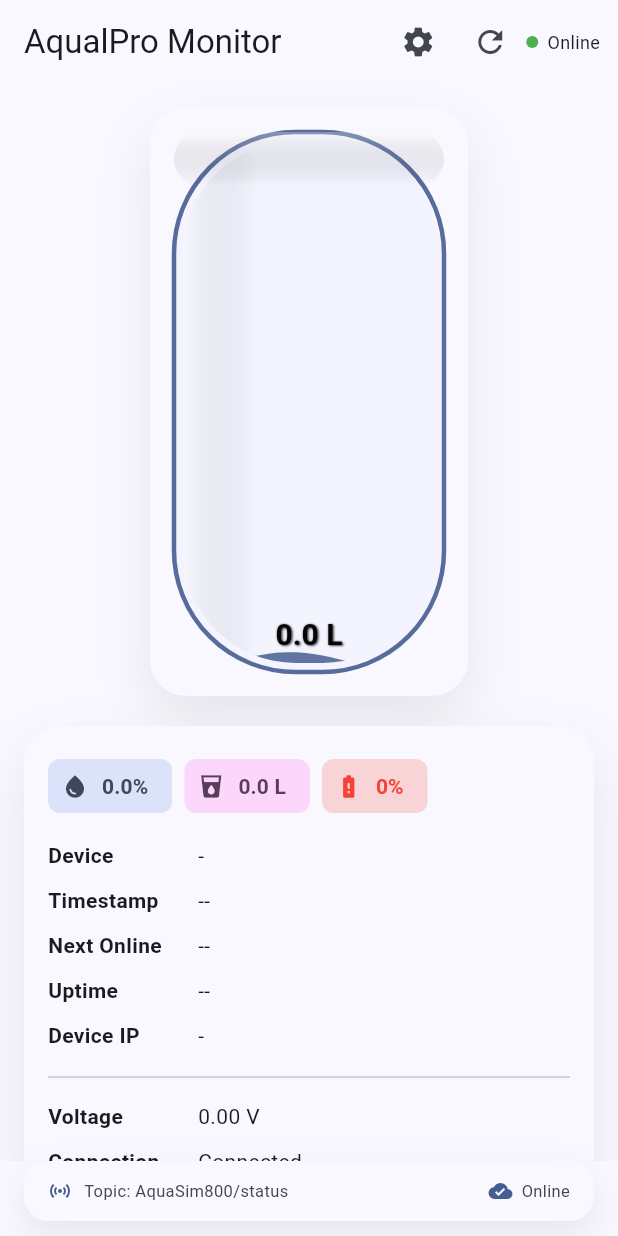
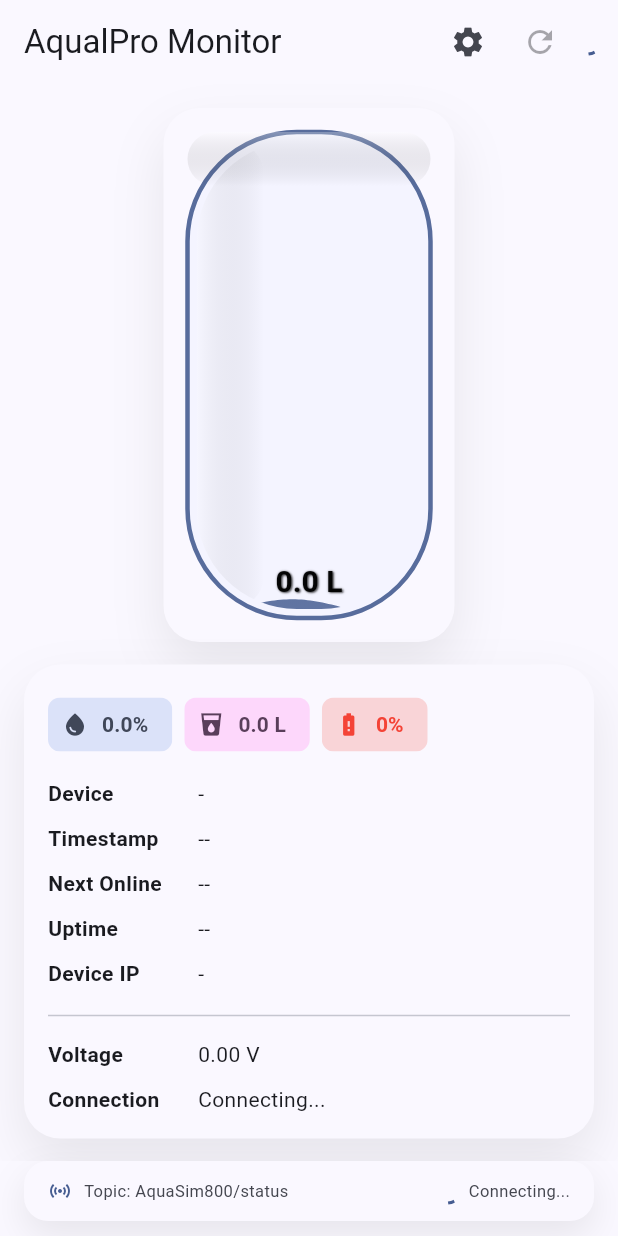
Before and after one commit to komkritc/aqualpro, a Flutter app: the screen it shows after launch, on a phone screen of 412 x 824 dp. Run offline on Flutter 3.47's test engine with Material 3 defaults, Android fonts, the light colour scheme and no system bars; our stand-ins replace shared_preferences; missing offline and left inert: mqtt_client.

Commit message:
fix mqtt

```diff
--- a/flutter/aqualpro/lib/main.dart
+++ b/flutter/aqualpro/lib/main.dart
@@ -1,3 +1,4 @@
+import 'dart:async';
 import 'dart:convert';
 import 'dart:math' as math;
 
@@ -44,6 +45,9 @@ class _TankDashboardState extends State<TankDashboard>
   // MQTT
   MqttServerClient? _client;
   bool _connected = false;
+  bool _connecting = false;
+  StreamSubscription<MqttReceivedMessage<MqttMessage>>? _subscription;
+  Timer? _reconnectTimer;
 
   // Data
   double _level = 0.0; // 0..1
@@ -64,11 +68,14 @@ class _TankDashboardState extends State<TankDashboard>
   String _mqttTopic = 'AquaSim800/status';
   final TextEditingController _topicController = TextEditingController();
   final _prefsKey = 'mqtt_topic';
+  final _broker = 'test.mosquitto.org';
+  final _port = 1883;
 
   @override
   void initState() {
     super.initState();
-    _waveController = AnimationController(
+    _waveController =
+        AnimationController(
             vsync: this,
             duration: const Duration(milliseconds: 2500),
           )
@@ -96,7 +103,7 @@ class _TankDashboardState extends State<TankDashboard>
       print('Error loading saved topic: $e');
     }
 
-    // Connect after loading the topic
+    // Start connection in background without blocking UI
     _connectMQTT();
   }
 
@@ -139,10 +146,9 @@ class _TankDashboardState extends State<TankDashboard>
                   });
                   _saveTopic(newTopic);
 
-                  // Reconnect with new topic
+                  // Resubscribe with new topic
                   if (_connected) {
-                    _client?.unsubscribe(_mqttTopic);
-                    _client?.subscribe(_mqttTopic, MqttQos.atLeastOnce);
+                    _resubscribe();
                   }
 
                   Navigator.of(context).pop();
@@ -156,53 +162,87 @@ class _TankDashboardState extends State<TankDashboard>
   }
 
   Future<void> _connectMQTT() async {
+    if (_connecting) return;
+
     setState(() {
-      _connected = false;
+      _connecting = true;
       _rawJson = 'Connecting...';
     });
 
-    _client = MqttServerClient('test.mosquitto.org', '');
-    _client?.port = 1883;
+    // Cancel any existing reconnect timer
+    _reconnectTimer?.cancel();
+    _reconnectTimer = null;
 
-    final clientId = 'flutter_tank_${DateTime.now().millisecondsSinceEpoch}';
-    _client?.clientIdentifier = clientId;
+    // Disconnect existing connection
+    await _disconnectMQTT();
 
+    // Create new client
+    _client = MqttServerClient(_broker, '');
+    _client?.port = _port;
+    _client?.keepAlivePeriod = 60;
     _client?.logging(on: false);
-    _client?.keepAlivePeriod = 30;
     _client?.onDisconnected = _onDisconnected;
+    _client?.onConnected = _onConnected;
 
+    // Set connection options
     final connMess = MqttConnectMessage()
-        .withClientIdentifier(clientId)
+        .withClientIdentifier(
+          'flutter_tank_${DateTime.now().millisecondsSinceEpoch}',
+        )
         .startClean()
         .withWillQos(MqttQos.atLeastOnce);
 
     _client?.connectionMessage = connMess;
 
     try {
-      await _client?.connect();
+      // Connect with timeout
+      await _client?.connect().timeout(const Duration(seconds: 10));
+    } on TimeoutException catch (_) {
+      _handleConnectionError('Connection timeout');
+    } on Exception catch (e) {
+      _handleConnectionError('MQTT Error: $e');
+    }
+  }
+
+  void _onConnected() {
+    if (_client == null) return;
+
     setState(() {
       _connected = true;
-        _rawJson = 'Connected to test.mosquitto.org';
+      _connecting = false;
+      _rawJson = 'Connected to $_broker';
     });
 
+    // Subscribe to topic
     _client?.subscribe(_mqttTopic, MqttQos.atLeastOnce);
 
-      _client?.updates?.listen((messages) {
-        if (messages == null || messages.isEmpty) return;
+    // Listen for messages
+    _subscription =
+        _client?.updates?.listen(_handleMessage)
+            as StreamSubscription<MqttReceivedMessage<MqttMessage>>?;
+  }
+
+  void _handleMessage(List<MqttReceivedMessage<MqttMessage>> messages) {
+    if (messages.isEmpty) return;
 
     final recMess = messages[0].payload as MqttPublishMessage;
-        final pt = MqttPublishPayload.bytesToStringAsString(
+    final payload = MqttPublishPayload.bytesToStringAsString(
       recMess.payload.message,
     );
 
+    // Update UI in setState to avoid async issues
+    WidgetsBinding.instance.addPostFrameCallback((_) {
+      if (!mounted) return;
+
       setState(() {
-          _rawJson = pt;
+        _rawJson = payload;
       });
 
       try {
-          final data = jsonDecode(pt) as Map<String, dynamic>;
+        final data = jsonDecode(payload) as Map<String, dynamic>;
         final levelPct =
             double.tryParse(data['level_percent'].toString()) ?? 0.0;
+
         setState(() {
           _level = levelPct.clamp(0.0, 100.0) / 100.0;
           _volumeLiters =
@@ -223,30 +263,78 @@ class _TankDashboardState extends State<TankDashboard>
       } catch (e) {
         print('Parse error: $e');
         setState(() {
-            _rawJson = 'Invalid JSON: $pt';
+          _rawJson = 'Invalid JSON: $payload';
         });
       }
     });
-    } on Exception catch (e) {
-      print('MQTT Error: $e');
+  }
+
+  void _handleConnectionError(String error) {
+    print(error);
+
+    WidgetsBinding.instance.addPostFrameCallback((_) {
+      if (!mounted) return;
+
       setState(() {
         _connected = false;
-        _rawJson = 'Failed: $e';
+        _connecting = false;
+        _rawJson = error;
       });
+
+      // Schedule reconnect after 5 seconds
+      _scheduleReconnect();
+    });
+  }
+
+  void _scheduleReconnect() {
+    _reconnectTimer?.cancel();
+    _reconnectTimer = Timer(const Duration(seconds: 5), () {
+      if (!_connected && !_connecting && mounted) {
+        _connectMQTT();
+      }
+    });
+  }
+
+  void _onDisconnected() {
+    WidgetsBinding.instance.addPostFrameCallback((_) {
+      if (!mounted) return;
+
+      setState(() {
+        _connected = false;
+        _connecting = false;
+        _rawJson = 'Disconnected';
+      });
+
+      // Schedule reconnect
+      _scheduleReconnect();
+    });
+  }
+
+  Future<void> _disconnectMQTT() async {
+    _subscription?.cancel();
+    _subscription = null;
+
+    try {
+      if (_client?.connectionStatus?.state == MqttConnectionState.connected) {
+        _client?.disconnect();
+      }
+    } catch (e) {
+      print('Error disconnecting: $e');
     }
   }
 
-  void _onDisconnected() {
-    setState(() {
-      _connected = false;
-      _rawJson = 'Disconnected';
-    });
+  void _resubscribe() {
+    if (_client?.connectionStatus?.state == MqttConnectionState.connected) {
+      _client?.subscribe(_mqttTopic, MqttQos.atLeastOnce);
+    }
   }
 
   @override
   void dispose() {
     _waveController.dispose();
-    _client?.disconnect();
+    _reconnectTimer?.cancel();
+    _subscription?.cancel();
+    _disconnectMQTT();
     _topicController.dispose();
     super.dispose();
   }
@@ -266,12 +354,12 @@ class _TankDashboardState extends State<TankDashboard>
           ),
           IconButton(
             tooltip: "Reconnect",
-            icon: Icon(_connected ? Icons.refresh : Icons.power),
-            onPressed: _connectMQTT,
+            icon: Icon(_connecting ? Icons.refresh : Icons.power),
+            onPressed: _connecting ? null : _connectMQTT,
           ),
           Padding(
             padding: const EdgeInsets.only(right: 12),
-            child: _StatusDot(connected: _connected),
+            child: _StatusDot(connected: _connected, connecting: _connecting),
           ),
         ],
       ),
@@ -287,8 +375,8 @@ class _TankDashboardState extends State<TankDashboard>
                   LayoutBuilder(
                     builder: (context, constraints) {
                       final isWide = constraints.maxWidth > 720;
-                      final tankWidth = isWide ? 220.0 : 180.0;
-                      final tankHeight = isWide ? 420.0 : 360.0;
+                      final tankWidth = isWide ? 198.0 : 162.0;
+                      final tankHeight = isWide ? 378.0 : 324.0;
 
                       return Center(
                         child: TankCard(
@@ -301,7 +389,7 @@ class _TankDashboardState extends State<TankDashboard>
                       );
                     },
                   ),
-                  const SizedBox(height: 20),
+                  const SizedBox(height: 15),
 
                   // Information card
                   InfoCard(
@@ -311,13 +399,14 @@ class _TankDashboardState extends State<TankDashboard>
                     ip: _ip,
                     device: _device,
                     connected: _connected,
+                    connecting: _connecting,
                     batteryVoltage: _batteryVoltage,
                     batteryPercentage: _batteryPercentage,
                     batteryStatus: _batteryStatus,
                     nextOnline: _nextOnline,
                     uptime: _uptime,
                   ),
-                  const SizedBox(height: 20),
+                  const SizedBox(height: 15),
 
                   // Raw JSON data
                   Container(
@@ -382,6 +471,16 @@ class _TankDashboardState extends State<TankDashboard>
                 const SizedBox(width: 16),
                 Row(
                   children: [
+                    if (_connecting)
+                      SizedBox(
+                        width: 16,
+                        height: 16,
+                        child: CircularProgressIndicator(
+                          strokeWidth: 2,
+                          valueColor: AlwaysStoppedAnimation<Color>(cs.primary),
+                        ),
+                      )
+                    else
                       Icon(
                         _connected ? Icons.cloud_done : Icons.cloud_off,
                         color: _connected ? cs.primary : cs.error,
@@ -389,7 +488,9 @@ class _TankDashboardState extends State<TankDashboard>
                       ),
                     const SizedBox(width: 6),
                     Text(
-                      _connected ? 'Online' : 'Offline',
+                      _connecting
+                          ? 'Connecting...'
+                          : (_connected ? 'Online' : 'Offline'),
                       style: TextStyle(
                         color: cs.onSurfaceVariant,
                         fontSize: 11,
@@ -466,6 +567,7 @@ class InfoCard extends StatelessWidget {
   final String ip;
   final String device;
   final bool connected;
+  final bool connecting;
   final double batteryVoltage;
   final int batteryPercentage;
   final String batteryStatus;
@@ -480,6 +582,7 @@ class InfoCard extends StatelessWidget {
     required this.ip,
     required this.device,
     required this.connected,
+    required this.connecting,
     required this.batteryVoltage,
     required this.batteryPercentage,
     required this.batteryStatus,
@@ -584,14 +687,9 @@ class InfoCard extends StatelessWidget {
 
           // Battery info section with divider
           const Divider(),
-          // const SizedBox(height: 8),
-          // const Text(
-          //   'Device Information',
-          //   style: TextStyle(fontWeight: FontWeight.bold, fontSize: 16),
-          // ),
           const SizedBox(height: 8),
 
-          // Battery details in two columns
+          // Battery details
           Row(
             crossAxisAlignment: CrossAxisAlignment.start,
             children: [
@@ -600,28 +698,20 @@ class InfoCard extends StatelessWidget {
                   crossAxisAlignment: CrossAxisAlignment.start,
                   children: [
                     _kv('Voltage', '${batteryVoltage.toStringAsFixed(2)} V'),
-                    //const SizedBox(height: 8),
-                    //_kv('Status', batteryStatus),
                   ],
                 ),
               ),
-              //const SizedBox(width: 10),
-              // Expanded(
-              //   child: Column(
-              //     crossAxisAlignment: CrossAxisAlignment.start,
-              //     children: [
-              //       //_kv('Percentage', '$batteryPercentage%'),
-              //       const SizedBox(height: 8),
-              //       _kv('Next Online', nextOnline),
-              //     ],
-              //   ),
-              // ),
             ],
           ),
           const SizedBox(height: 10),
 
           // Status
-          _kv('Connection', connected ? 'Connected' : 'Disconnected'),
+          _kv(
+            'Connection',
+            connecting
+                ? 'Connecting...'
+                : (connected ? 'Connected' : 'Disconnected'),
+          ),
         ],
       ),
     );
@@ -643,11 +733,25 @@ class InfoCard extends StatelessWidget {
 
 class _StatusDot extends StatelessWidget {
   final bool connected;
+  final bool connecting;
 
-  const _StatusDot({required this.connected});
+  const _StatusDot({required this.connected, this.connecting = false});
 
   @override
   Widget build(BuildContext context) {
+    if (connecting) {
+      return SizedBox(
+        width: 16,
+        height: 16,
+        child: CircularProgressIndicator(
+          strokeWidth: 2,
+          valueColor: AlwaysStoppedAnimation<Color>(
+            Theme.of(context).colorScheme.primary,
+          ),
+        ),
+      );
+    }
+
     return Row(
       children: [
         Container(
@@ -655,8 +759,9 @@ class _StatusDot extends StatelessWidget {
           height: 8,
           decoration: BoxDecoration(
             shape: BoxShape.circle,
-            color:
-                connected ? Colors.green : Theme.of(context).colorScheme.error,
+            color: connected
+                ? Colors.green
+                : Theme.of(context).colorScheme.error,
           ),
         ),
         const SizedBox(width: 6),
@@ -758,7 +863,8 @@ class CylindricalTankPainter extends CustomPainter {
 
     // Gloss highlight
     final glossPaint = Paint()
-      ..shader = LinearGradient(
+      ..shader =
+          LinearGradient(
             begin: Alignment.centerLeft,
             end: Alignment.centerRight,
             colors: [Colors.white.withOpacity(0.18), Colors.transparent],
```
Lines whose indentation alone changed are shown as unchanged.
